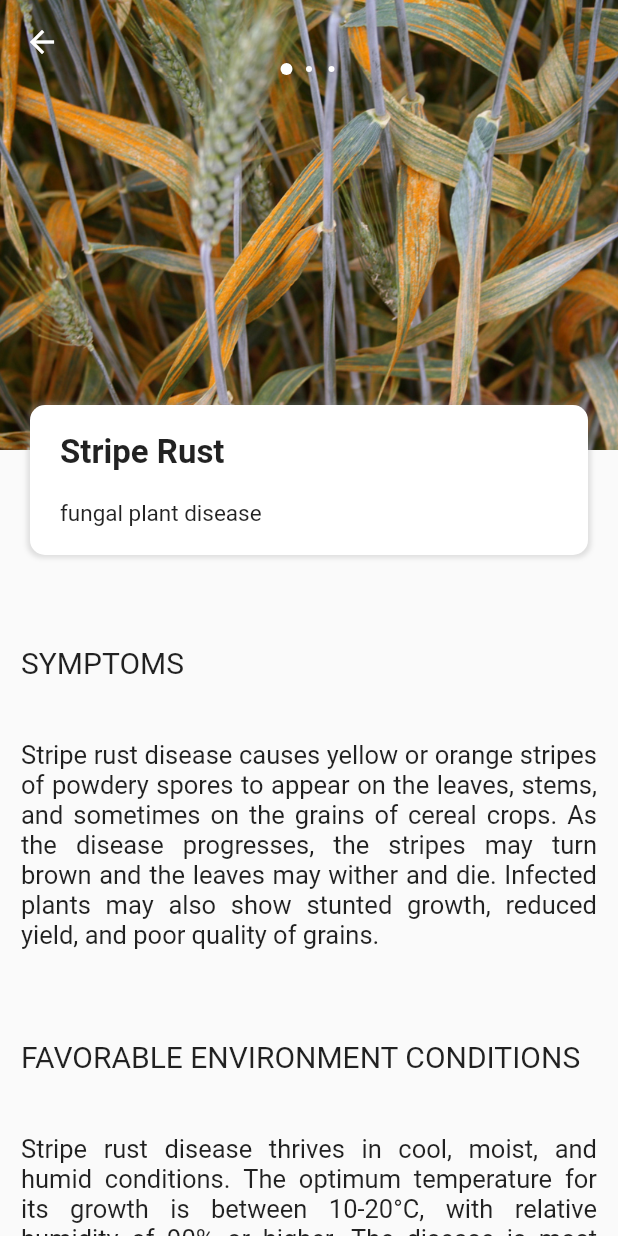
After one commit to wasibhussain/plant-disease-detection-app, a Flutter app: the StripeRust screen opened directly, on a phone screen of 412 x 824 dp. The commit adds this screen. Run offline on Flutter 3.47's test engine with Material 2 defaults, Android fonts, the phone set to English and light mode, and no system bars; drawn by our look-alikes of carousel_pro; our stand-ins replace cached_network_image, cloud_firestore, firebase_auth, firebase_core, flutter_local_notifications, flutter_speed_dial and 7 more; missing offline and left inert: flutter_statusbarcolor, tflite; accounts and stored records are empty; Roboto replaces fonts that are missing (ConcertOne-Regular, Raleway, VT323).

Commit message:
wheat disease model added

```diff
--- /dev/null
+++ b/assets/wheat_disease_labels.txt
@@ -0,0 +1,7 @@
+Stripe Rust
+Yellow Rust
+Wheat Leaf Rust
+Test/Brown Rust
+Nitrogen Deficient
+Septoria
+Healthy
--- /dev/null
+++ b/lib/diseases/StripeRust.dart
@@ -0,0 +1,265 @@
+import 'package:flutter/material.dart';
+import 'package:carousel_pro/carousel_pro.dart';
+
+class StripeRust extends StatefulWidget {
+  StripeRust({Key key, this.title}) : super(key: key);
+  final String title;
+
+  @override
+  StripeRustState createState() => StripeRustState();
+}
+
+class StripeRustState extends State<StripeRust> {
+  @override
+  Widget build(BuildContext context) {
+    return Scaffold(
+        body: ListView(
+      children: <Widget>[
+        Stack(
+          children: <Widget>[
+            SizedBox(
+                height: 300.0,
+                child: Stack(
+                  children: <Widget>[
+                    Hero(
+                      tag: "Stripe Rust",
+                      child: Carousel(
+                        images: [
+                          AssetImage('assets/striperust1.jpg'),
+                          // Photo from https://unsplash.com/photos/2d4lAQAlbDA
+                          AssetImage('assets/striperust2.jpg'),
+                          // Photo from https://unsplash.com/photos/FqqiAvJejto
+                          AssetImage('assets/striperust3.jpg'),
+                          // Photo from https://unsplash.com/photos/_-JR5TxKNSo
+                        ],
+                        dotSize: 4.0,
+                        dotSpacing: 15.0,
+                        autoplay: true,
+                        dotColor: Colors.white,
+                        indicatorBgPadding: 50.0,
+                        dotBgColor: Colors.transparent,
+                        borderRadius: false,
+                        moveIndicatorFromBottom: 200.0,
+                        noRadiusForIndicator: true,
+                      ),
+                    ),
+                  ],
+                )),
+            Padding(
+              padding: EdgeInsets.only(top: 270, left: 20, right: 20),
+              child: Container(
+                  height: 100.0,
+                  width: MediaQuery.of(context).size.width - 24.0,
+                  decoration: BoxDecoration(
+                      borderRadius: BorderRadius.circular(10.0),
+                      color: Colors.white,
+                      boxShadow: [
+                        BoxShadow(
+                            blurRadius: 2.0,
+                            color: Colors.grey.withOpacity(0.3),
+                            spreadRadius: 2.0)
+                      ]),
+                  child: Padding(
+                    padding: EdgeInsets.only(left: 20),
+                    child: Column(
+                      mainAxisAlignment: MainAxisAlignment.spaceEvenly,
+                      crossAxisAlignment: CrossAxisAlignment.start,
+                      children: <Widget>[
+                        Text(
+                          'Stripe Rust',
+                          style: new TextStyle(
+                            fontFamily: "VT323",
+                            fontWeight: FontWeight.bold,
+                            fontSize: 22.0,
+                          ),
+                        ),
+                        Text(
+                          'fungal plant disease',
+                          style: new TextStyle(
+                            fontSize: 15.0,
+                          ),
+                        ),
+                      ],
+                    ),
+                  )),
+            ),
+            AppBar(
+              iconTheme: IconThemeData(color: Colors.white),
+              backgroundColor: Colors.transparent,
+              elevation: 0,
+            ),
+          ],
+        ),
+        Padding(
+          padding: EdgeInsets.only(top: 60, bottom: 20, left: 14),
+          child: Text(
+            'SYMPTOMS',
+            style: TextStyle(fontSize: 20, fontFamily: 'ConcertOne-Regular'),
+          ),
+        ),
+        Padding(
+          padding: EdgeInsets.only(top: 20, bottom: 20, left: 14, right: 14),
+          child: Text(
+            'Stripe rust disease causes yellow or orange stripes of powdery spores to appear on the leaves, stems, and sometimes on the grains of cereal crops. As the disease progresses, the stripes may turn brown and the leaves may wither and die. Infected plants may also show stunted growth, reduced yield, and poor quality of grains.',
+            textAlign: TextAlign.justify,
+            style: TextStyle(fontSize: 17, fontFamily: 'Raleway'),
+          ),
+        ),
+        Padding(
+          padding: EdgeInsets.only(top: 40, bottom: 20, left: 14),
+          child: Text(
+            'FAVORABLE ENVIRONMENT CONDITIONS',
+            style: TextStyle(fontSize: 20, fontFamily: 'ConcertOne-Regular'),
+          ),
+        ),
+        Padding(
+          padding: EdgeInsets.only(top: 20, bottom: 20, left: 14, right: 14),
+          child: Text(
+            'Stripe rust disease thrives in cool, moist, and humid conditions. The optimum temperature for its growth is between 10-20°C, with relative humidity of 90% or higher. The disease is most prevalent in areas with mild winters and wet springs.',
+            textAlign: TextAlign.justify,
+            style: TextStyle(fontSize: 17, fontFamily: 'Raleway'),
+          ),
+        ),
+        Padding(
+          padding: EdgeInsets.only(top: 40, bottom: 20, left: 14),
+          child: Text(
+            'MANAGEMENT (REMEDIES)',
+            style: TextStyle(fontSize: 20, fontFamily: 'ConcertOne-Regular'),
+          ),
+        ),
+        Padding(
+          padding: EdgeInsets.only(top: 20, bottom: 20, left: 14, right: 14),
+          child: Text(
+            "The following are some management strategies that can be used to prevent or control stripe rust disease: \n\nUse resistant cultivars: Grow resistant cultivars of cereal crops that are less susceptible to stripe rust disease. \n\nCrop rotation: Rotate crops with non-host plants to reduce the build-up of stripe rust spores in the soil. \n\nFungicide sprays: Apply fungicides to control the disease during its early stages. \n\nTimely planting: Plant crops at the recommended time to avoid the period when the disease is most prevalent. \n\nGood sanitation: Remove and destroy infected plants and debris to prevent the spread of the disease.",
+            textAlign: TextAlign.justify,
+            style: TextStyle(fontSize: 17, fontFamily: 'Raleway'),
+          ),
+        ),
+        Padding(
+          padding: EdgeInsets.only(top: 40, bottom: 20, left: 14),
+          child: Text(
+            'CHEMICAL/BIOLOGICAL CONTROL',
+            style: TextStyle(fontSize: 20, fontFamily: 'ConcertOne-Regular'),
+          ),
+        ),
+        Padding(
+          padding: EdgeInsets.only(top: 20, bottom: 20, left: 14, right: 14),
+          child: Text(
+            "There are various chemical and biological control measures that can be used to manage stripe rust disease: \n\nChemical control: Fungicides such as triazoles, strobilurins, and benzimidazoles can be used to control stripe rust disease. These fungicides should be applied at the early stages of the disease and at regular intervals. \n\nBiological control: Biological control agents such as Trichoderma harzianum, Pseudomonas fluorescens, and Bacillus subtilis have been used to control stripe rust disease. These agents act by suppressing the growth of the fungus or by inducing resistance in the host plant.",
+            textAlign: TextAlign.justify,
+            style: TextStyle(fontSize: 17, fontFamily: 'Raleway'),
+          ),
+        ),
+      ],
+    ));
+  }
+
+  Widget amenities(
+    String url1,
+    String url2,
+    String url3,
+    String features1,
+    String features2,
+    String features3,
+  ) {
+    return Row(
+      mainAxisAlignment: MainAxisAlignment.spaceAround,
+      children: <Widget>[
+        Container(
+            width: 76,
+            height: 76,
+            decoration: BoxDecoration(
+                borderRadius: BorderRadius.circular(40.0),
+                color: Colors.white,
+                boxShadow: [
+                  BoxShadow(
+                      offset: Offset(0, 1.0),
+                      color: Colors.grey.withOpacity(0.3),
+                      spreadRadius: 0.2)
+                ]),
+            child: Column(
+              children: <Widget>[
+                Image.asset(
+                  url1,
+                  fit: BoxFit.contain,
+                  height: 40.0,
+                  width: 40.0,
+                ),
+                SizedBox(
+                  height: 10,
+                ),
+                Text(features1)
+              ],
+            )),
+        Container(
+            width: 76,
+            height: 76,
+            decoration: BoxDecoration(
+                borderRadius: BorderRadius.circular(40.0),
+                color: Colors.white,
+                boxShadow: [
+                  BoxShadow(
+                      offset: Offset(0, 1.0),
+                      color: Colors.grey.withOpacity(0.3),
+                      spreadRadius: 0.2)
+                ]),
+            child: Column(
+              children: <Widget>[
+                Image.asset(
+                  url2,
+                  fit: BoxFit.contain,
+                  height: 40.0,
+                  width: 40.0,
+                ),
+                SizedBox(
+                  height: 10,
+                ),
+                Text(features2)
+              ],
+            )),
+        Container(
+            width: 76,
+            height: 76,
+            decoration: BoxDecoration(
+                borderRadius: BorderRadius.circular(40.0),
+                color: Colors.white,
+                boxShadow: [
+                  BoxShadow(
+                      offset: Offset(0, 1.0),
+                      color: Colors.grey.withOpacity(0.3),
+                      spreadRadius: 0.2)
+                ]),
+            child: Column(
+              children: <Widget>[
+                Image.asset(
+                  url3,
+                  fit: BoxFit.contain,
+                  height: 40.0,
+                  width: 40.0,
+                ),
+                SizedBox(
+                  height: 10,
+                ),
+                Text(features3)
+              ],
+            )),
+      ],
+    );
+  }
+
+  Widget about_hotel(
+    String description,
+  ) {
+    return Padding(
+        padding: EdgeInsets.only(left: 14, top: 6, right: 14),
+        child: Column(
+          crossAxisAlignment: CrossAxisAlignment.start,
+          children: <Widget>[
+            Text(
+              description,
+              style: TextStyle(fontSize: 20, fontFamily: 'ConcertOne-Regular'),
+            ),
+          ],
+        ));
+  }
+}
--- a/lib/screens/diseasepage.dart
+++ b/lib/screens/diseasepage.dart
@@ -38,6 +38,7 @@ class DiseasePage extends StatelessWidget {
                   ),
                 ),
               ),
+
               Padding(
                 padding: const EdgeInsets.only(
                     left: 10.0, top: 10, right: 10, bottom: 10),
```
Also changed, not shown: lib/diseases/YellowRust.dart (added, +17 -0 lines), lib/screens/homepage.dart (+20 -16 lines), assets/striperust1.jpg (added), assets/striperust2.jpg (added), assets/striperust3.jpg (added), 1 other file.
